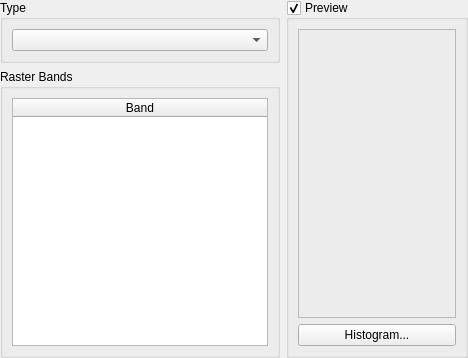
The window that src/terralib/qt/widgets/rp/ui/ContrastWizardPageForm.ui (claudiobogossian/terralib5) describes before a commit, drawn with Qt 5.
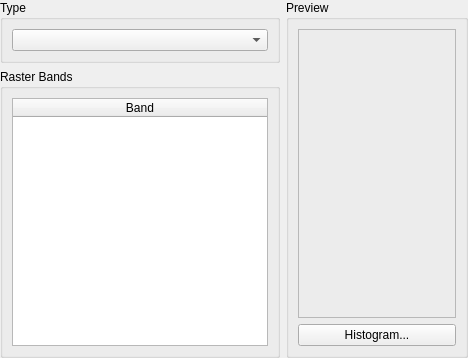
The same window after the commit.

What changed in the file:
```diff
--- a/src/terralib/qt/widgets/rp/ui/ContrastWizardPageForm.ui
+++ b/src/terralib/qt/widgets/rp/ui/ContrastWizardPageForm.ui
@@ -97,10 +97,10 @@
         <string>Preview</string>
        </property>
        <property name="checkable">
-        <bool>true</bool>
+        <bool>false</bool>
        </property>
        <property name="checked">
-        <bool>true</bool>
+        <bool>false</bool>
        </property>
        <layout class="QGridLayout" name="gridLayout_19">
         <item row="0" column="0">
```
